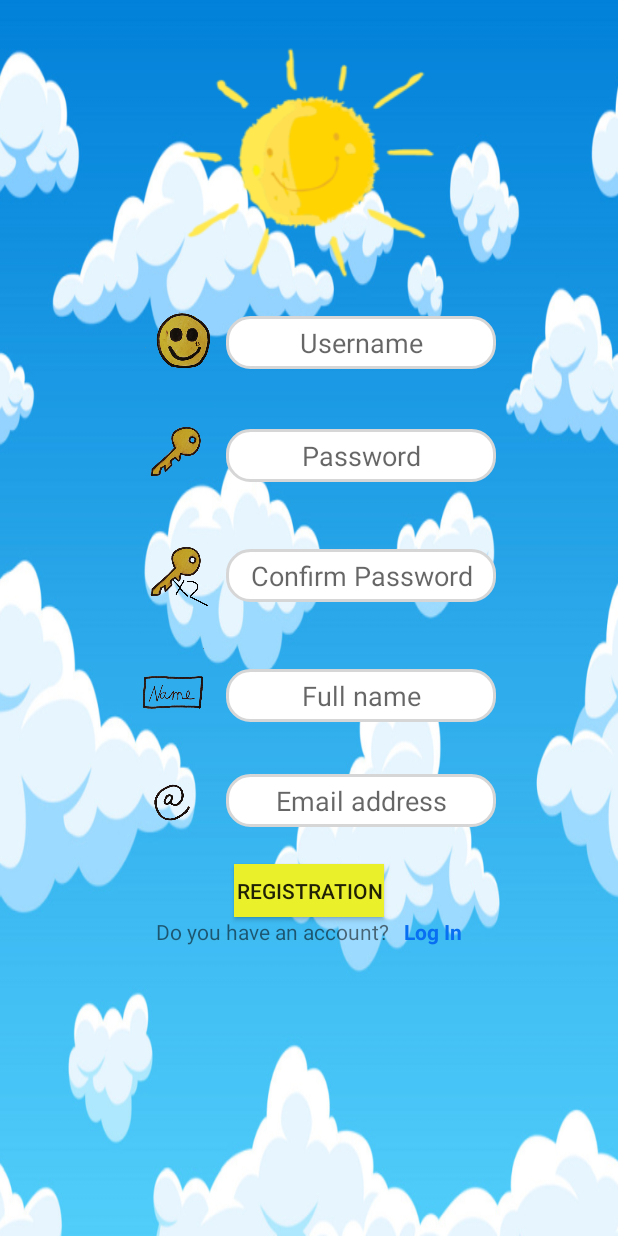
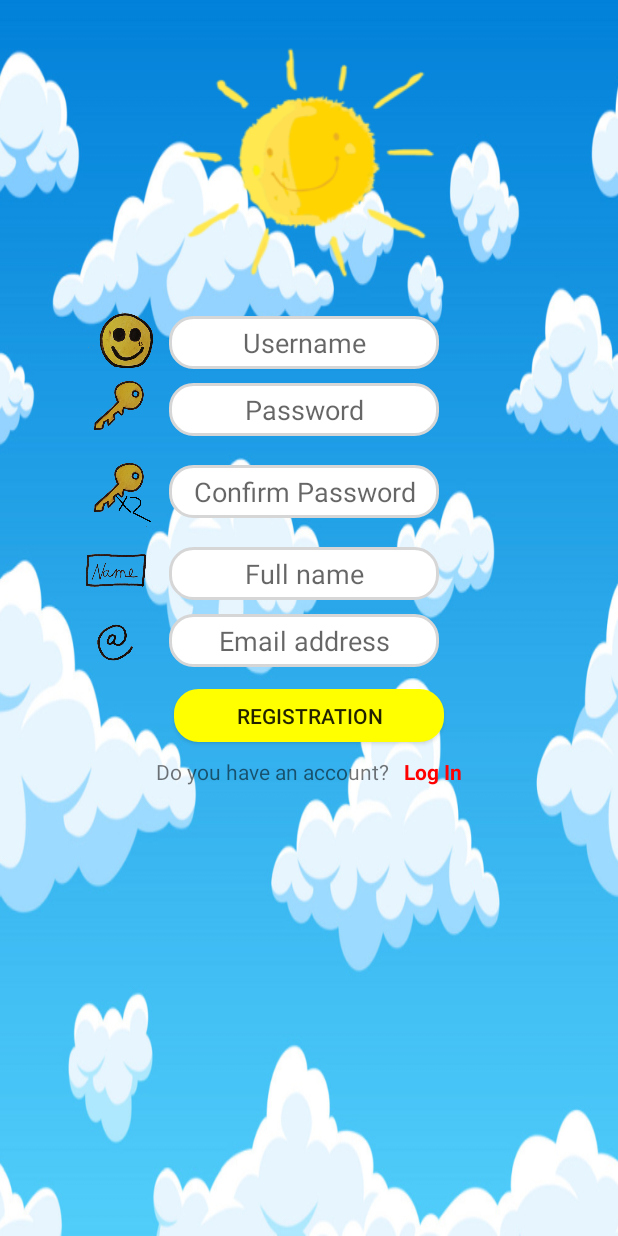
Before and after one commit to firkavilla13/Szakdolgozat, an Android app: the screen it shows after launch (RegisterActivity), after a tap on "REGISTRATION", on a phone screen of 412 x 824 dp. Run offline under Robolectric (Android 15) with nearby library versions, the phone set to English and light mode, and no system bars.

Commit message:
Animációk belettek téve

```diff
--- a/app/build.gradle
+++ b/app/build.gradle
@@ -31,6 +31,7 @@ dependencies {
     implementation 'com.android.support:design:28.0.0'
     implementation 'com.android.support:cardview-v7:28.0.0'
     implementation 'com.android.support.constraint:constraint-layout:1.1.3'
+    implementation "com.airbnb.android:lottie:2.0.0"
 
 
 }
--- a/app/src/main/java/com/example/gabor/recappt/MainActivity.java
+++ b/app/src/main/java/com/example/gabor/recappt/MainActivity.java
@@ -3,11 +3,16 @@ package com.example.gabor.recappt;
 import android.content.Context;
 import android.content.Intent;
 import android.content.SharedPreferences;
+import android.media.Image;
 import android.support.v7.app.AppCompatActivity;
 import android.os.Bundle;
 import android.view.View;
+import android.view.WindowManager;
+import android.view.animation.Animation;
+import android.view.animation.AnimationUtils;
 import android.widget.Button;
 import android.widget.EditText;
+import android.widget.ImageView;
 import android.widget.TextView;
 import android.widget.Toast;
 
@@ -17,13 +22,20 @@ public class MainActivity extends AppCompatActivity {
     Button buttonLogin;
     TextView textViewRegister;
     DatabaseHelper db;
+    Animation sapkaAnim;
+    ImageView sapkaImageView;
 
     @Override
     protected void onCreate(Bundle savedInstanceState) {
+        getWindow().setFlags(WindowManager.LayoutParams.FLAG_FULLSCREEN,
+                WindowManager.LayoutParams.FLAG_FULLSCREEN);
+
         super.onCreate(savedInstanceState);
         setContentView(R.layout.activity_main);
 
         init();
+        sapkaImageView.startAnimation(sapkaAnim);
+
 
 
         textViewRegister.setOnClickListener(new View.OnClickListener() {
@@ -37,6 +49,7 @@ public class MainActivity extends AppCompatActivity {
             @Override
             public void onClick(View v) {
                 String user = editTextUsername.getText().toString().trim();
+
                 String password =  editTextPassword.getText().toString().trim();
                 Boolean res = db.checkUser(user, password);
                 if(res == true)
@@ -49,6 +62,7 @@ public class MainActivity extends AppCompatActivity {
                     Intent MainMenu = new Intent(MainActivity.this,MainMenuActivity.class);
                     startActivity(MainMenu);
                     finish();
+                    overridePendingTransition(R.anim.fade_in,R.anim.fade_out);
                 }
                 else
                 {
@@ -67,5 +81,7 @@ public class MainActivity extends AppCompatActivity {
         editTextPassword = (EditText)findViewById(R.id.editText_password);
         buttonLogin = (Button)findViewById(R.id.button_login);
         textViewRegister = (TextView) findViewById(R.id.textView_register);
+        sapkaAnim = AnimationUtils.loadAnimation(MainActivity.this,R.anim.sapka_anim);
+        sapkaImageView =(ImageView)findViewById(R.id.imageView_logosapka);
     }
 }
--- a/app/src/main/java/com/example/gabor/recappt/RecipeItemActivity.java
+++ b/app/src/main/java/com/example/gabor/recappt/RecipeItemActivity.java
@@ -10,6 +10,7 @@ import android.support.v7.app.AlertDialog;
 import android.support.v7.app.AppCompatActivity;
 import android.os.Bundle;
 import android.support.v7.widget.Toolbar;
+import android.text.method.ScrollingMovementMethod;
 import android.view.Menu;
 import android.view.MenuItem;
 import android.widget.Button;
@@ -62,6 +63,8 @@ public class RecipeItemActivity extends AppCompatActivity {
 
         textRecipeID.setText(ide);
         imageViewRecipeItemPicture.setImageBitmap(recipePicture);
+
+        textRecipeItemIngredientsDb.setMovementMethod(new ScrollingMovementMethod());
 
     }
 
--- /dev/null
+++ b/app/src/main/res/anim/fade_in.xml
@@ -0,0 +1,8 @@
+<?xml version="1.0" encoding="utf-8"?>
+<set xmlns:android="http://schemas.android.com/apk/res/android" android:interpolator="@android:anim/linear_interpolator">
+    <alpha
+        android:duration="500"
+        android:fromAlpha="0.1"
+        android:toAlpha="1.0">
+    </alpha>
+</set>
--- /dev/null
+++ b/app/src/main/res/anim/fade_out.xml
@@ -0,0 +1,9 @@
+<?xml version="1.0" encoding="utf-8"?>
+<set xmlns:android="http://schemas.android.com/apk/res/android"
+    android:interpolator="@android:anim/linear_interpolator">
+    <alpha
+        android:duration="500"
+        android:fromAlpha="1.0"
+        android:toAlpha="0.1" >
+    </alpha>
+</set>
--- /dev/null
+++ b/app/src/main/res/anim/sapka_anim.xml
@@ -0,0 +1,16 @@
+<?xml version="1.0" encoding="utf-8"?>
+<set xmlns:android="http://schemas.android.com/apk/res/android"
+    android:fillAfter="true">
+
+    <scale
+        android:duration="500"
+        android:fromXScale="1.0"
+        android:fromYScale="0.0"
+        android:toXScale="1.0"
+        android:toYScale="1.0"
+        >
+
+    </scale>
+
+
+</set>
--- a/app/src/main/res/layout/activity_breakfast.xml
+++ b/app/src/main/res/layout/activity_breakfast.xml
@@ -5,6 +5,7 @@
     android:layout_width="match_parent"
     android:layout_height="match_parent"
     android:orientation="vertical"
+    android:background="@drawable/felhocske"
     tools:context=".BreakfastActivity">
 
 
--- a/app/src/main/res/layout/activity_main_menu.xml
+++ b/app/src/main/res/layout/activity_main_menu.xml
@@ -61,7 +61,7 @@
                     android:layout_width="200dp"
                     android:layout_height="130dp"
                     android:layout_gravity="center_horizontal"
-                    android:src="@drawable/breakfast" />
+                    android:src="@drawable/breakfast1" />
                 <TextView
                     android:layout_width="wrap_content"
                     android:layout_height="wrap_content"
--- a/app/src/main/res/layout/activity_register.xml
+++ b/app/src/main/res/layout/activity_register.xml
@@ -19,7 +19,8 @@
     <LinearLayout
         android:layout_width="wrap_content"
         android:layout_height="wrap_content"
-        android:layout_marginBottom="5dp">
+        android:layout_marginLeft="-38dp"
+        android:layout_marginBottom="-25dp">
 
         <ImageView
             android:layout_width="90dp"
@@ -41,7 +42,9 @@
     </LinearLayout>
     <LinearLayout
         android:layout_width="wrap_content"
-        android:layout_height="wrap_content">
+        android:layout_height="wrap_content"
+        android:layout_marginLeft="-38dp"
+        android:layout_marginBottom="-25dp">
 
         <ImageView
             android:layout_width="80dp"
@@ -62,7 +65,9 @@
 
   <LinearLayout
       android:layout_width="wrap_content"
-      android:layout_height="wrap_content">
+      android:layout_height="wrap_content"
+      android:layout_marginLeft="-38dp"
+      android:layout_marginBottom="-25dp">
 
       <ImageView
           android:layout_width="80dp"
@@ -87,7 +92,9 @@
 
     <LinearLayout
         android:layout_width="wrap_content"
-        android:layout_height="wrap_content">
+        android:layout_height="wrap_content"
+        android:layout_marginLeft="-38dp"
+        android:layout_marginBottom="-25dp">
 
         <ImageView
             android:layout_width="80dp"
@@ -110,7 +117,8 @@
 
    <LinearLayout
        android:layout_width="wrap_content"
-       android:layout_height="wrap_content">
+       android:layout_height="wrap_content"
+       android:layout_marginLeft="-38dp">
 
        <ImageView
            android:layout_width="70dp"
@@ -133,14 +141,16 @@
 
     <Button
         android:id="@+id/button_register"
-        android:layout_width="100dp"
+        android:layout_width="180dp"
         android:layout_height="35dp"
-        android:layout_marginTop="10dp"
-        android:background="#eaf12a"
+        android:layout_marginTop="0dp"
+        android:background="@drawable/edittext"
+        android:backgroundTint="@color/yellow"
         android:text="@string/string_register"/>
     <LinearLayout
         android:layout_width="wrap_content"
         android:layout_height="wrap_content"
+        android:paddingTop="10dp"
         android:orientation="horizontal">
         <TextView
             android:layout_width="wrap_content"
@@ -152,7 +162,7 @@
             android:layout_height="35dp"
             android:paddingLeft="10dp"
             android:textStyle="bold"
-            android:textColor="#086ef2"
+            android:textColor="	#FF0000"
             android:text="@string/string_login"/>
     </LinearLayout>
 
--- a/app/src/main/res/menu/drawer_menu.xml
+++ b/app/src/main/res/menu/drawer_menu.xml
@@ -7,15 +7,15 @@
 
         <item
             android:id="@+id/nav_fomenu"
-            android:icon="@drawable/ic_menu"
+            android:icon="@drawable/dinner"
             android:title="All Recipes"/>
         <item
             android:id="@+id/nav_recipe"
-            android:icon="@drawable/ic_restaurant_menu_black_24dp"
+            android:icon="@drawable/recipes"
             android:title="New Recipe"/>
         <item
             android:id="@+id/nav_profil"
-            android:icon="@drawable/ic_profile"
+            android:icon="@drawable/username"
             android:title="Profile"/>
         <item
             android:id="@+id/nav_logout"
```
Also changed, not shown: app/src/main/AndroidManifest.xml (+8 -8 lines), app/src/main/res/layout/activity_main.xml (+34 -4 lines), app/src/main/res/layout/activity_recipe_item.xml (+12 -3 lines), app/src/main/res/drawable/breakfast1.png (added), app/src/main/res/drawable/logofelirat.png (added), app/src/main/res/drawable/logosapka.png (added).
